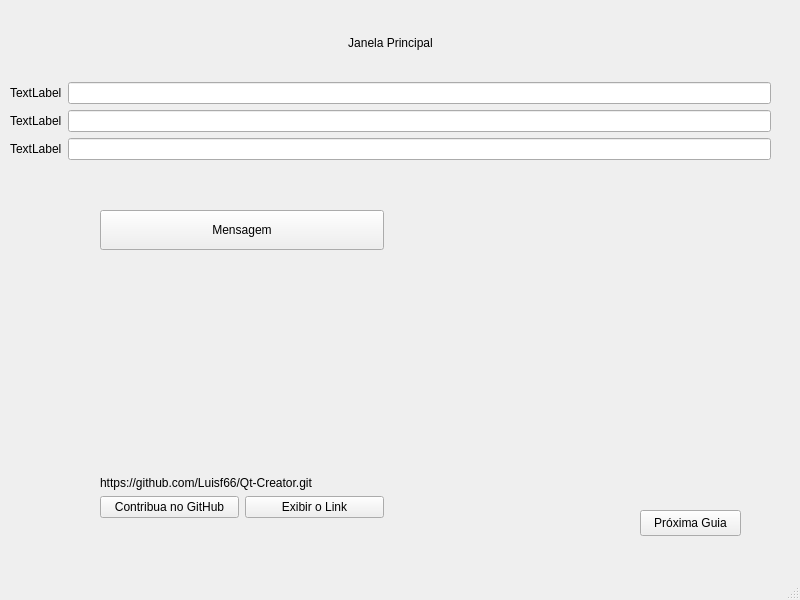
Qt form mainwindow.ui (Luisf66/Qt-Creator) before a commit.
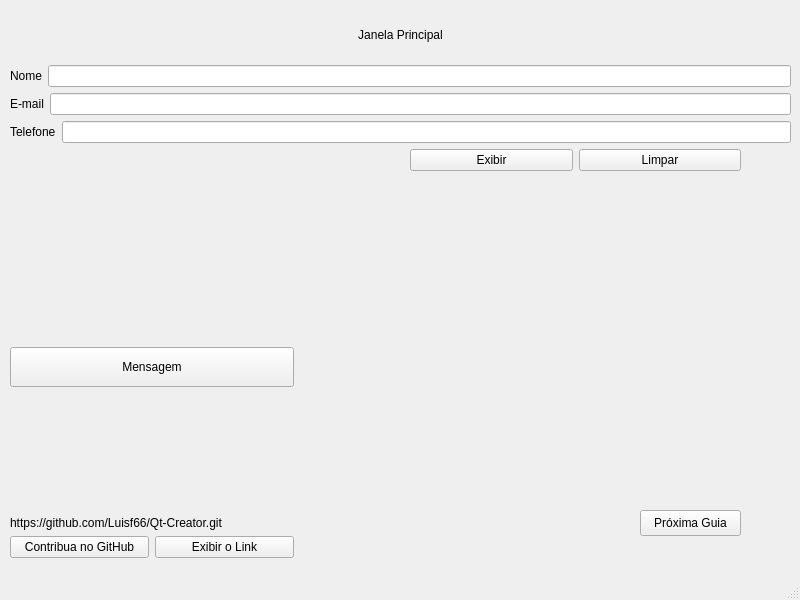
The same form after that commit.

Commit message: Coleta de dados e botão exibir e limpar

The edit to the form file:
```diff
--- a/mainwindow.ui
+++ b/mainwindow.ui
@@ -17,10 +17,10 @@
    <widget class="QWidget" name="layoutWidget">
     <property name="geometry">
      <rect>
-      <x>100</x>
-      <y>210</y>
+      <x>10</x>
+      <y>347</y>
       <width>284</width>
-      <height>308</height>
+      <height>211</height>
      </rect>
     </property>
     <layout class="QVBoxLayout" name="verticalLayout_3">
@@ -108,10 +108,12 @@
      <rect>
       <x>10</x>
       <y>10</y>
-      <width>761</width>
-      <height>150</height>
+      <width>781</width>
+      <height>161</height>
      </rect>
     </property>
+    <layout class="QVBoxLayout" name="verticalLayout_5">
+     <item>
     <layout class="QVBoxLayout" name="verticalLayout_4">
      <item>
       <widget class="QLabel" name="label_5">
@@ -136,7 +138,7 @@
          <item>
           <widget class="QLabel" name="label_2">
            <property name="text">
-            <string>TextLabel</string>
+              <string>Nome</string>
            </property>
           </widget>
          </item>
@@ -150,7 +152,7 @@
          <item>
           <widget class="QLabel" name="label_3">
            <property name="text">
-            <string>TextLabel</string>
+              <string>E-mail</string>
            </property>
           </widget>
          </item>
@@ -164,14 +166,66 @@
          <item>
           <widget class="QLabel" name="label_4">
            <property name="text">
-            <string>TextLabel</string>
+              <string>Telefone</string>
            </property>
           </widget>
          </item>
          <item>
-          <widget class="QLineEdit" name="lineEdit_3"/>
-         </item>
-        </layout>
+            <widget class="QLineEdit" name="campo_telefone"/>
+           </item>
+          </layout>
+         </item>
+        </layout>
+       </item>
+      </layout>
+     </item>
+     <item>
+      <layout class="QHBoxLayout" name="horizontalLayout_5">
+       <item>
+        <spacer name="horizontalSpacer">
+         <property name="orientation">
+          <enum>Qt::Orientation::Horizontal</enum>
+         </property>
+         <property name="sizeType">
+          <enum>QSizePolicy::Policy::Fixed</enum>
+         </property>
+         <property name="sizeHint" stdset="0">
+          <size>
+           <width>400</width>
+           <height>20</height>
+          </size>
+         </property>
+        </spacer>
+       </item>
+       <item>
+        <widget class="QPushButton" name="btn_exibir">
+         <property name="text">
+          <string>Exibir</string>
+         </property>
+        </widget>
+       </item>
+       <item>
+        <widget class="QPushButton" name="btn_limpar">
+         <property name="text">
+          <string>Limpar</string>
+         </property>
+        </widget>
+       </item>
+       <item>
+        <spacer name="horizontalSpacer_2">
+         <property name="orientation">
+          <enum>Qt::Orientation::Horizontal</enum>
+         </property>
+         <property name="sizeType">
+          <enum>QSizePolicy::Policy::Fixed</enum>
+         </property>
+         <property name="sizeHint" stdset="0">
+          <size>
+           <width>50</width>
+           <height>20</height>
+          </size>
+         </property>
+        </spacer>
        </item>
       </layout>
      </item>
```
Left out of the diff: 10 changed lines with no effect on the pictures. Lines whose indentation alone changed are shown as unchanged. The commit also changes 2 other files.
